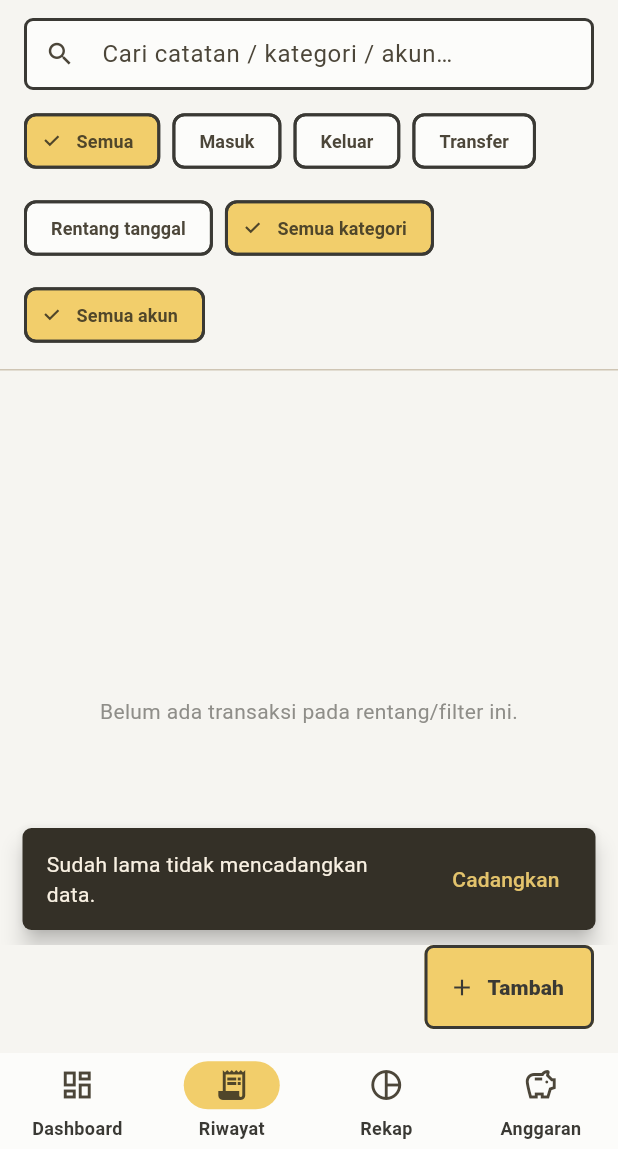
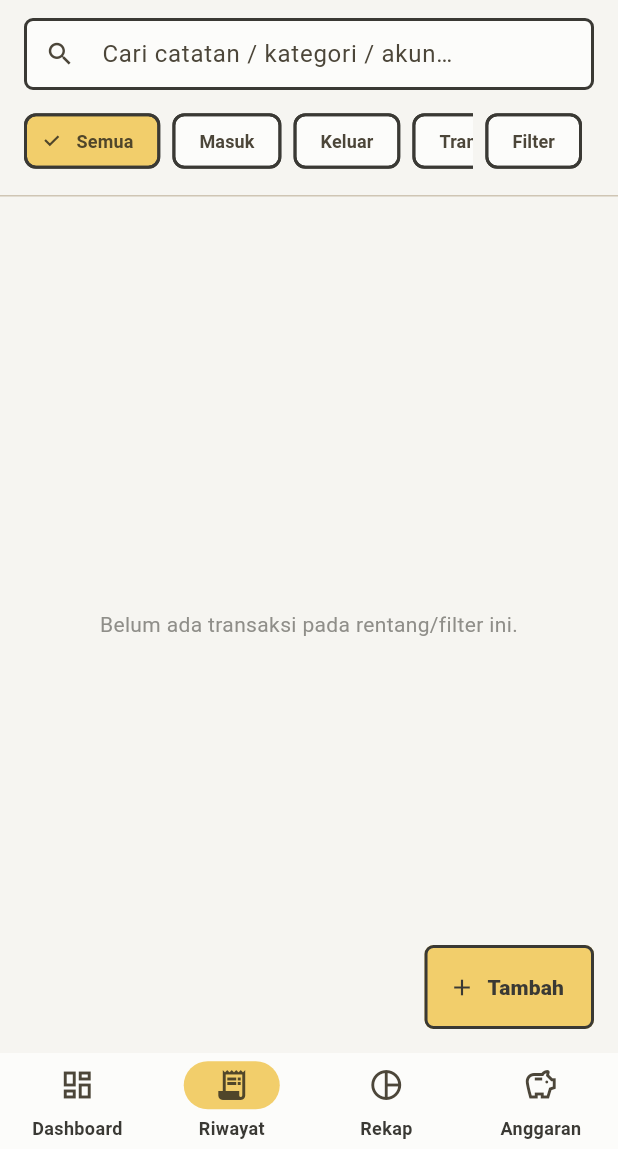
Before and after one commit to andYeap/E-Lutung, a Flutter app: the ShellScreen screen opened directly, item 2 of the bottom bar chosen, on a phone screen of 412 x 824 dp, the part 87-1236 px from its top. Run offline on Flutter 3.47's test engine with Material 3 defaults, Android fonts, the phone set to English and light mode, and no system bars; our stand-ins replace drift, drift_flutter, file_picker, fl_chart, flutter_riverpod, local_auth and 2 more; missing offline and left inert: home_widget, workmanager; accounts and stored records are empty; generated files the repository leaves out were written again.

Commit message:
Perbaiki UI/UX: ikon & splash, chrome sistem, kepadatan filter, pengingat
Hasil penilaian UI/UX di emulator, diperbaiki berurutan:

- Ikon aplikasi bertema (latar aksen + huruf E) menggantikan ikon bawaan
  Flutter, termasuk ikon adaptif; splash Android 12+ kini memakai warna tema
  dan ikon itu sendiri, dengan varian gelap agar tidak ada kilatan terang
- Status bar dan bilah navigasi mengikuti palet: edge-to-edge di main.dart plus
  AnnotatedRegion di app.dart. Layar tanpa AppBar (onboarding) tidak lagi
  memunculkan pita warna jendela
- Riwayat: rentang tanggal, kategori, dan akun dilipat ke balik tombol Filter
  dengan penanda jumlah aktif, sehingga blok filter tidak memakan separuh layar
- Dashboard: kartu penjelasan bergaya developer di empty state dihapus
- Ikon "Kategori" diganti dari Icons.sell ke Icons.category
- Pengingat cadangan tidak lagi menagih tiap pembukaan: hanya bila ada data,
  tidak diulang dalam 7 hari, dan hanya bila lewat 30 hari. Pesannya diringkas
  jadi satu baris
- Sisa anggaran negatif memakai tanda minus yang sama dengan riwayat
- Kompromi batas pembesaran font 1,4x dicatat di PRD

Data contoh diisi ke emulator untuk menilai layar berisi data: donut dan
persentase cocok 100%, pengelompokan "Lainnya" muncul, delta bulan berjalan,
anggaran hijau/oranye/merah, dan aturan transfer tampil sebagai "Transfer &
Admin". 111 test (naik dari 105).

Co-authored-by: CommandCodeBot <noreply@commandcode.ai>

```diff
--- a/app/lib/data/backup.dart
+++ b/app/lib/data/backup.dart
@@ -34,11 +34,32 @@ class BackupService {
     } catch (_) {}
   }
 
-  /// True bila belum pernah atau sudah >30 hari (pengingat cadangan).
-  static Future<bool> shouldRemindBackup() async {
+  static const _reminderKey = 'last_backup_reminder_at';
+
+  /// Pengingat cadangan (FR-10.4) yang tidak mengganggu.
+  ///
+  /// Dulu fungsi ini mengembalikan true selama pengguna belum pernah mengekspor,
+  /// sehingga aplikasi baru menagih di **setiap** pembukaan. Sekarang:
+  /// - tidak diingatkan bila belum ada data untuk dicadangkan;
+  /// - tidak diulang dalam 7 hari;
+  /// - dan hanya bila belum pernah mencadangkan atau sudah lewat 30 hari.
+  ///
+  /// Saat memutuskan untuk mengingatkan, waktu pengingat ikut dicatat.
+  static Future<bool> shouldRemindBackup({required bool hasData}) async {
+    if (!hasData) return false;
+    final now = DateTime.now();
     final last = await lastBackupAt();
-    if (last == null) return true;
-    return DateTime.now().difference(last).inDays >= 30;
+    if (last != null && now.difference(last).inDays < 30) return false;
+    try {
+      final prefs = await SharedPreferences.getInstance();
+      final raw = prefs.getString(_reminderKey);
+      final terakhir = raw == null ? null : DateTime.tryParse(raw);
+      if (terakhir != null && now.difference(terakhir).inDays < 7) return false;
+      await prefs.setString(_reminderKey, now.toIso8601String());
+      return true;
+    } catch (_) {
+      return false;
+    }
   }
 
   Future<Map<String, dynamic>> dump() async => {
--- a/app/lib/features/budget/budget_screen.dart
+++ b/app/lib/features/budget/budget_screen.dart
@@ -154,7 +154,7 @@ class _BudgetScreenState extends ConsumerState<BudgetScreen> {
                     ),
                     const SizedBox(height: 6),
                     Text(
-                      'sisa ${rupiah(usage.remaining)} / ${rupiah(b.nominal)} '
+                      'sisa ${sisaAnggaranTeks(usage.remaining)} / ${rupiah(b.nominal)} '
                       '(${(usage.fraction * 100).toStringAsFixed(0)}%)',
                       style: const TextStyle(fontSize: 12),
                     ),
--- a/app/lib/features/dashboard_screen.dart
+++ b/app/lib/features/dashboard_screen.dart
@@ -66,14 +66,6 @@ class _DashboardScreenState extends ConsumerState<DashboardScreen> {
                         style: TextStyle(color: Neo.muted, fontSize: 12),
                       ),
                     ],
-                  ),
-                ),
-                const SizedBox(height: 12),
-                NeoCard(
-                  child: Text(
-                    'Setelah ada data, di sini akan tampil ringkasan bulan, '
-                    'donut per kategori, status anggaran, dan 5 transaksi terbaru.',
-                    style: TextStyle(color: Neo.muted, fontSize: 12),
                   ),
                 ),
               ],
@@ -255,7 +247,7 @@ class _BudgetCard extends ConsumerWidget {
           ),
           const SizedBox(height: 6),
           Text(
-            'sisa ${rupiah(usage.remaining)} / ${rupiah(budget.nominal)} '
+            'sisa ${sisaAnggaranTeks(usage.remaining)} / ${rupiah(budget.nominal)} '
             '(${(usage.fraction * 100).toStringAsFixed(0)}%)',
             style: const TextStyle(fontSize: 12),
           ),
--- a/app/lib/features/transactions/transactions_screen.dart
+++ b/app/lib/features/transactions/transactions_screen.dart
@@ -25,6 +25,15 @@ class _TransactionsScreenState extends ConsumerState<TransactionsScreen> {
   String? _akunId;
   DateTimeRange? _range;
 
+  /// Panel filter lanjutan (rentang, kategori, akun) dibuka-tutup.
+  bool _filterTerbuka = false;
+
+  /// Berapa filter lanjutan yang sedang aktif, untuk ditampilkan di tombol.
+  int get _filterAktif =>
+      (_range == null ? 0 : 1) +
+      (_kategoriId == null ? 0 : 1) +
+      (_akunId == null ? 0 : 1);
+
   @override
   void dispose() {
     _kw.dispose();
@@ -37,11 +46,9 @@ class _TransactionsScreenState extends ConsumerState<TransactionsScreen> {
       context: context,
       firstDate: DateTime(2000),
       lastDate: DateTime(2100),
-      initialDateRange: _range ??
-          DateTimeRange(
-            start: DateTime(now.year, now.month, 1),
-            end: now,
-          ),
+      initialDateRange:
+          _range ??
+          DateTimeRange(start: DateTime(now.year, now.month, 1), end: now),
     );
     if (picked != null) setState(() => _range = picked);
   }
@@ -49,7 +56,8 @@ class _TransactionsScreenState extends ConsumerState<TransactionsScreen> {
   @override
   Widget build(BuildContext context) {
     final repo = ref.watch(transactionRepositoryProvider);
-    final categories = ref.watch(categoriesProvider).value ?? const <Category>[];
+    final categories =
+        ref.watch(categoriesProvider).value ?? const <Category>[];
     final accounts = ref.watch(accountsProvider).value ?? const [];
     final ownIds = ref.watch(ownAccountIdsProvider);
 
@@ -57,9 +65,7 @@ class _TransactionsScreenState extends ConsumerState<TransactionsScreen> {
     final allCategories =
         ref.watch(allCategoriesProvider).value ?? const <Category>[];
     final catName = {for (final c in allCategories) c.id: c.nama};
-    final accName = {
-      for (final a in accounts) a.account.id: a.institusi.nama,
-    };
+    final accName = {for (final a in accounts) a.account.id: a.institusi.nama};
 
     return Scaffold(
       body: Column(
@@ -135,7 +141,10 @@ class _TransactionsScreenState extends ConsumerState<TransactionsScreen> {
     );
   }
 
-  Widget _filters(List<Category> categories, List<AccountWithInstitution> accounts) {
+  Widget _filters(
+    List<Category> categories,
+    List<AccountWithInstitution> accounts,
+  ) {
     return Padding(
       padding: const EdgeInsets.fromLTRB(16, 12, 16, 12),
       child: Column(
@@ -150,7 +159,10 @@ class _TransactionsScreenState extends ConsumerState<TransactionsScreen> {
               filled: true,
               fillColor: Neo.surface,
               prefixIcon: const Icon(Icons.search, size: 20),
-              contentPadding: const EdgeInsets.symmetric(horizontal: 12, vertical: 12),
+              contentPadding: const EdgeInsets.symmetric(
+                horizontal: 12,
+                vertical: 12,
+              ),
               enabledBorder: OutlineInputBorder(
                 borderRadius: BorderRadius.circular(Neo.radius),
                 borderSide: BorderSide(color: Neo.ink, width: Neo.borderW),
@@ -162,20 +174,49 @@ class _TransactionsScreenState extends ConsumerState<TransactionsScreen> {
             ),
           ),
           const SizedBox(height: 10),
-          SingleChildScrollView(
+          Row(
+            children: [
+              Expanded(
+                child: SingleChildScrollView(
                   scrollDirection: Axis.horizontal,
                   child: Row(
                     children: [
-                _filterChip('Semua', _tipe == null, () => setState(() => _tipe = null)),
-                _filterChip('Masuk', _tipe == TxType.pemasukan,
-                    () => setState(() => _tipe = TxType.pemasukan)),
-                _filterChip('Keluar', _tipe == TxType.pengeluaran,
-                    () => setState(() => _tipe = TxType.pengeluaran)),
-                _filterChip('Transfer', _tipe == TxType.transfer,
-                    () => setState(() => _tipe = TxType.transfer)),
+                      _filterChip(
+                        'Semua',
+                        _tipe == null,
+                        () => setState(() => _tipe = null),
+                      ),
+                      _filterChip(
+                        'Masuk',
+                        _tipe == TxType.pemasukan,
+                        () => setState(() => _tipe = TxType.pemasukan),
+                      ),
+                      _filterChip(
+                        'Keluar',
+                        _tipe == TxType.pengeluaran,
+                        () => setState(() => _tipe = TxType.pengeluaran),
+                      ),
+                      _filterChip(
+                        'Transfer',
+                        _tipe == TxType.transfer,
+                        () => setState(() => _tipe = TxType.transfer),
+                      ),
                     ],
                   ),
                 ),
+              ),
+              const SizedBox(width: 8),
+              // Rentang, kategori, dan akun disembunyikan di balik tombol ini.
+              // Sebelumnya ketiganya selalu tampil dan menghabiskan hampir
+              // separuh layar walau daftarnya kosong.
+              _filterChip(
+                _filterAktif == 0 ? 'Filter' : 'Filter ($_filterAktif)',
+                _filterTerbuka || _filterAktif > 0,
+                () => setState(() => _filterTerbuka = !_filterTerbuka),
+              ),
+            ],
+          ),
+          if (_filterTerbuka) ...[
             const SizedBox(height: 10),
             SingleChildScrollView(
               scrollDirection: Axis.horizontal,
@@ -194,13 +235,18 @@ class _TransactionsScreenState extends ConsumerState<TransactionsScreen> {
                       icon: const Icon(Icons.close, size: 18),
                       onPressed: () => setState(() => _range = null),
                     ),
-                _filterChip('Semua kategori', _kategoriId == null,
-                    () => setState(() => _kategoriId = null)),
+                  _filterChip(
+                    'Semua kategori',
+                    _kategoriId == null,
+                    () => setState(() => _kategoriId = null),
+                  ),
                   ...categories.map(
                     (c) => _filterChip(
                       c.nama,
                       _kategoriId == c.id,
-                    () => setState(() => _kategoriId = _kategoriId == c.id ? null : c.id),
+                      () => setState(
+                        () => _kategoriId = _kategoriId == c.id ? null : c.id,
+                      ),
                     ),
                   ),
                 ],
@@ -212,17 +258,26 @@ class _TransactionsScreenState extends ConsumerState<TransactionsScreen> {
               scrollDirection: Axis.horizontal,
               child: Row(
                 children: [
-                _filterChip('Semua akun', _akunId == null, () => setState(() => _akunId = null)),
+                  _filterChip(
+                    'Semua akun',
+                    _akunId == null,
+                    () => setState(() => _akunId = null),
+                  ),
                   ...accounts.map(
                     (a) => _filterChip(
                       a.institusi.nama,
                       _akunId == a.account.id,
-                    () => setState(() => _akunId = _akunId == a.account.id ? null : a.account.id),
+                      () => setState(
+                        () => _akunId = _akunId == a.account.id
+                            ? null
+                            : a.account.id,
+                      ),
                     ),
                   ),
                 ],
               ),
             ),
+          ],
         ],
       ),
     );
@@ -251,13 +306,28 @@ class _TransactionsScreenState extends ConsumerState<TransactionsScreen> {
       child: Row(
         children: [
           Expanded(
-            child: _miniStat('Masuk', rupiah(totals.income), Neo.income, Icons.south_west),
+            child: _miniStat(
+              'Masuk',
+              rupiah(totals.income),
+              Neo.income,
+              Icons.south_west,
+            ),
           ),
           Expanded(
-            child: _miniStat('Keluar', rupiah(totals.expense), Neo.expense, Icons.north_east),
+            child: _miniStat(
+              'Keluar',
+              rupiah(totals.expense),
+              Neo.expense,
+              Icons.north_east,
+            ),
           ),
           Expanded(
-            child: _miniStat('Selisih', rupiah(totals.net), Neo.transfer, Icons.balance),
+            child: _miniStat(
+              'Selisih',
+              rupiah(totals.net),
+              Neo.transfer,
+              Icons.balance,
+            ),
           ),
         ],
       ),
@@ -276,7 +346,10 @@ class _TransactionsScreenState extends ConsumerState<TransactionsScreen> {
           ],
         ),
         const SizedBox(height: 4),
-        Text(value, style: const TextStyle(fontWeight: FontWeight.w800, fontSize: 12)),
+        Text(
+          value,
+          style: const TextStyle(fontWeight: FontWeight.w800, fontSize: 12),
+        ),
       ],
     );
   }
@@ -287,8 +360,7 @@ class _TransactionsScreenState extends ConsumerState<TransactionsScreen> {
     Map<String, String> accName,
     Set<String> ownIds,
   ) {
-    final sorted = [...items]
-      ..sort((a, b) => b.tanggal.compareTo(a.tanggal));
+    final sorted = [...items]..sort((a, b) => b.tanggal.compareTo(a.tanggal));
     // Kelompokkan per tanggal sekaligus hitung subtotal harian (FR-3.4).
     final groups = <String, List<Transaction>>{};
     for (final t in sorted) {
@@ -307,7 +379,10 @@ class _TransactionsScreenState extends ConsumerState<TransactionsScreen> {
               Expanded(
                 child: Text(
                   d,
-                  style: const TextStyle(fontWeight: FontWeight.w800, fontSize: 13),
+                  style: const TextStyle(
+                    fontWeight: FontWeight.w800,
+                    fontSize: 13,
+                  ),
                 ),
               ),
               Text(
@@ -342,7 +417,8 @@ class _TransactionsScreenState extends ConsumerState<TransactionsScreen> {
       _ => catName[t.kategoriId] ?? 'Tanpa kategori',
     };
     final subs = <String>[
-      if (t.tipe != TxType.transfer && t.akunId != null &&
+      if (t.tipe != TxType.transfer &&
+          t.akunId != null &&
           (accName[t.akunId] ?? '').isNotEmpty)
         accName[t.akunId]!,
       if (t.tipe == TxType.transfer && t.biayaAdmin > 0)
@@ -368,13 +444,29 @@ class _TransactionsScreenState extends ConsumerState<TransactionsScreen> {
             child: Column(
               crossAxisAlignment: CrossAxisAlignment.start,
               children: [
-                Text(title, style: const TextStyle(fontWeight: FontWeight.w700, fontSize: 14)),
+                Text(
+                  title,
+                  style: const TextStyle(
+                    fontWeight: FontWeight.w700,
+                    fontSize: 14,
+                  ),
+                ),
                 if (subs.isNotEmpty)
-                  Text(subs.join(' • '), style: TextStyle(color: Neo.muted, fontSize: 12)),
+                  Text(
+                    subs.join(' • '),
+                    style: TextStyle(color: Neo.muted, fontSize: 12),
+                  ),
               ],
             ),
           ),
-          Text(amountLabel, style: TextStyle(fontWeight: FontWeight.w800, fontSize: 14, color: color)),
+          Text(
+            amountLabel,
+            style: TextStyle(
+              fontWeight: FontWeight.w800,
+              fontSize: 14,
+              color: color,
+            ),
+          ),
         ],
       ),
     );
--- a/app/lib/main.dart
+++ b/app/lib/main.dart
@@ -1,6 +1,7 @@
 import 'dart:io';
 
 import 'package:flutter/material.dart';
+import 'package:flutter/services.dart';
 import 'package:flutter_riverpod/flutter_riverpod.dart';
 import 'package:workmanager/workmanager.dart';
 
@@ -43,6 +44,11 @@ Future<void> main() async {
   // Muat locale id_ID (DateFormat) sebelum widget dibangun.
   await ensureIntlLocale();
 
+  // Gambar sampai tepi layar supaya status bar dan bilah navigasi bisa ikut
+  // warna tema, bukan memakai latar jendela bawaan (yang tampak abu-abu di
+  // layar tanpa AppBar, seperti onboarding).
+  await SystemChrome.setEnabledSystemUIMode(SystemUiMode.edgeToEdge);
+
   if (Platform.isAndroid) {
     try {
       await Workmanager().initialize(widgetCallbackDispatcher);
--- a/app/lib/util/budget.dart
+++ b/app/lib/util/budget.dart
@@ -1,6 +1,7 @@
 import 'package:flutter/material.dart';
 
 import '../theme/app_theme.dart';
+import 'format.dart';
 
 /// Tingkat pemakaian anggaran (Bagian 8.2).
 enum BudgetLevel { aman, waspada, menipis, lewat }
@@ -20,6 +21,11 @@ Color budgetColor(BudgetLevel level) => switch (level) {
   BudgetLevel.lewat => Neo.expense,
 };
 
+/// Teks sisa anggaran dengan tanda minus yang sama seperti tampilan transaksi
+/// (U+2212), bukan tanda hubung dari formatter mata uang.
+String sisaAnggaranTeks(int remaining) =>
+    remaining < 0 ? '−${rupiah(-remaining)}' : rupiah(remaining);
+
 String budgetLevelLabel(BudgetLevel level) => switch (level) {
   BudgetLevel.aman => 'Aman',
   BudgetLevel.waspada => 'Waspada',
```
Also changed, not shown: app/lib/app.dart (+34 -5 lines), app/lib/features/shell.dart (+7 -3 lines), 19 other files. Lines whose indentation alone changed are shown as unchanged.
